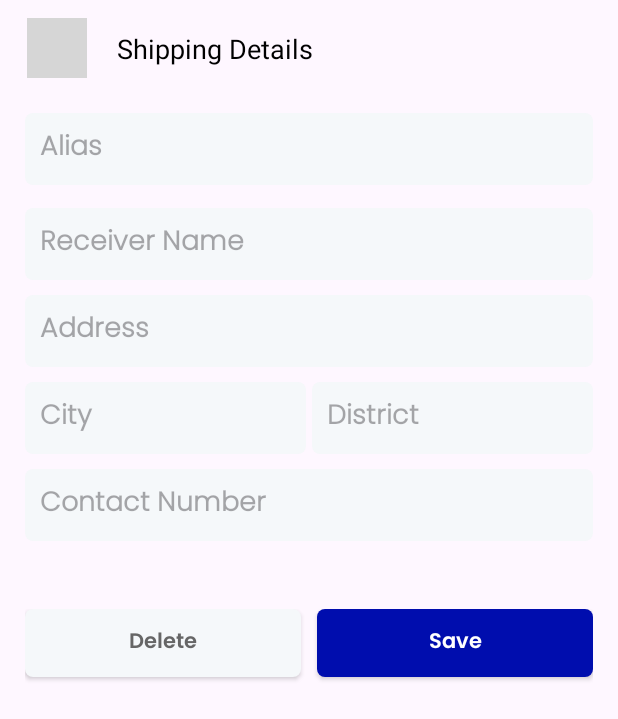
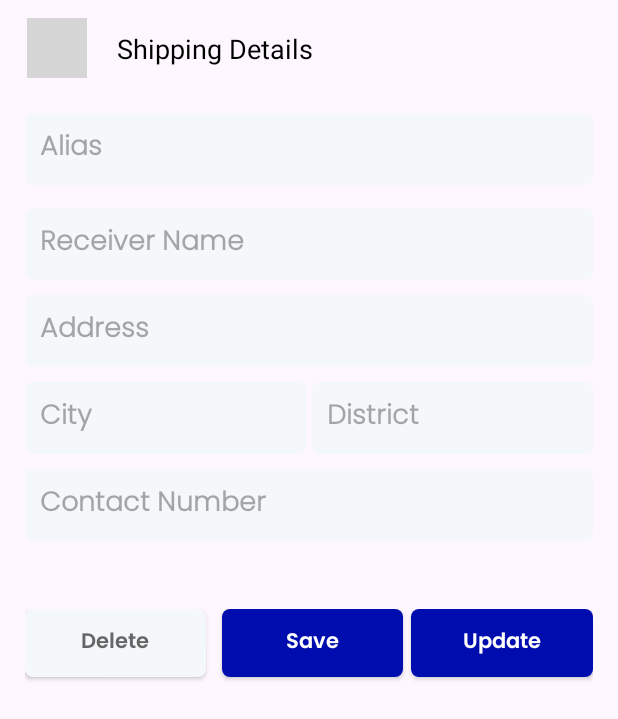
Before and after one commit to IsuruPD/VirtuMart_App, an Android app: the layout fragment_shipping_details.xml on its own in the app's theme, with its tools: preview values and no code run, on a phone screen of 412 x 824 dp. Shown: the top 719 px of the screen. Run offline under Robolectric (Android 15) with nearby library versions, the phone set to English and light mode, and no system bars; grey boxes are pictures that could not be loaded.

Commit message:
User Shipping Details Management Fixes

```diff
--- a/app/src/main/java/com/unitytests/virtumarttest/data/ShippingDetails.kt
+++ b/app/src/main/java/com/unitytests/virtumarttest/data/ShippingDetails.kt
@@ -5,6 +5,7 @@ import kotlinx.parcelize.Parcelize
 
 @Parcelize
 data class ShippingDetails(
+    val id: String?,
     val addressAlias: String,
     val receiverName: String,
     val address: String,
@@ -12,5 +13,5 @@ data class ShippingDetails(
     val district: String,
     val contact: String,
 ): Parcelable{
-    constructor(): this("", "", "", "", "", "")
+    constructor(): this(null,"", "", "", "", "", "")
 }
--- a/app/src/main/res/layout/fragment_shipping_details.xml
+++ b/app/src/main/res/layout/fragment_shipping_details.xml
@@ -198,6 +198,21 @@
             android:textSize="14sp"
             android:visibility="visible"/>
 
+        <androidx.appcompat.widget.AppCompatButton
+            android:id="@+id/btnUpdateShippingView"
+            android:layout_width="0dp"
+            android:layout_height="45dp"
+            android:layout_marginStart="5dp"
+            android:layout_marginBottom="20dp"
+            android:layout_weight="1"
+            android:text="Update"
+            android:background="@drawable/blue_background"
+            android:fontFamily="@font/poppins_thin"
+            android:textAllCaps="false"
+            android:textColor="@color/white"
+            android:textSize="14sp"
+            android:visibility="visible"/>
+
     </LinearLayout>
 
 
```
Also changed, not shown: app/src/main/java/com/unitytests/virtumarttest/fragments/shopping/ShippingDetailsFragment.kt (+26 -8 lines), app/src/main/java/com/unitytests/virtumarttest/viewmodel/ShippingDetailsVM.kt (+43 -10 lines).
